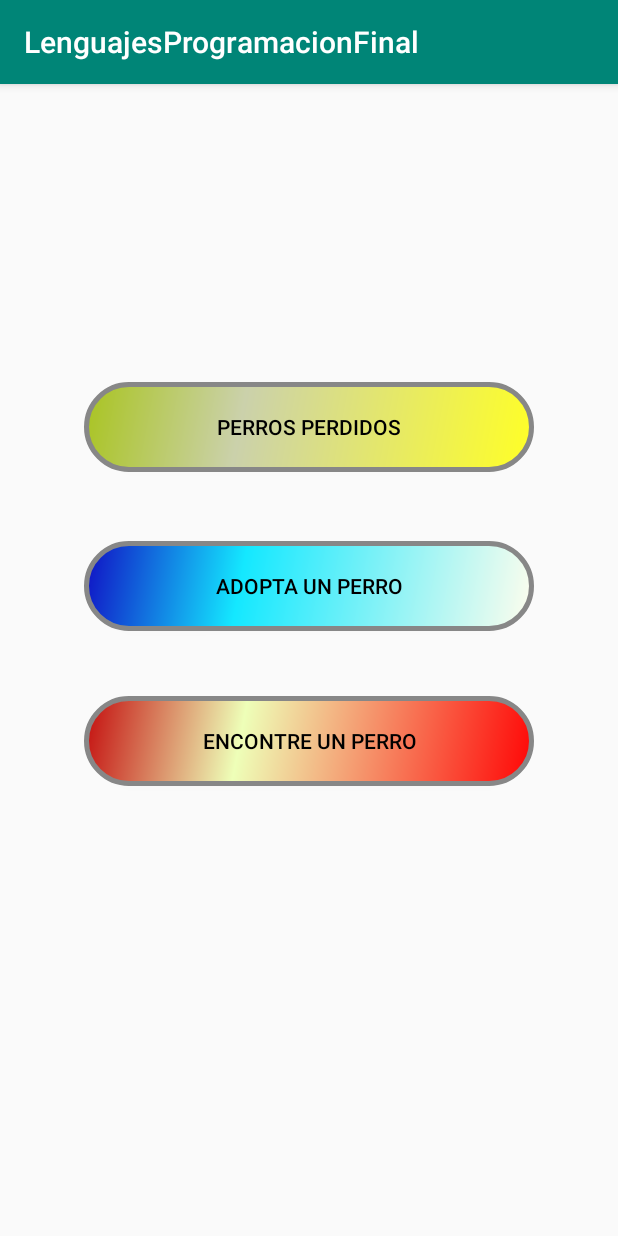
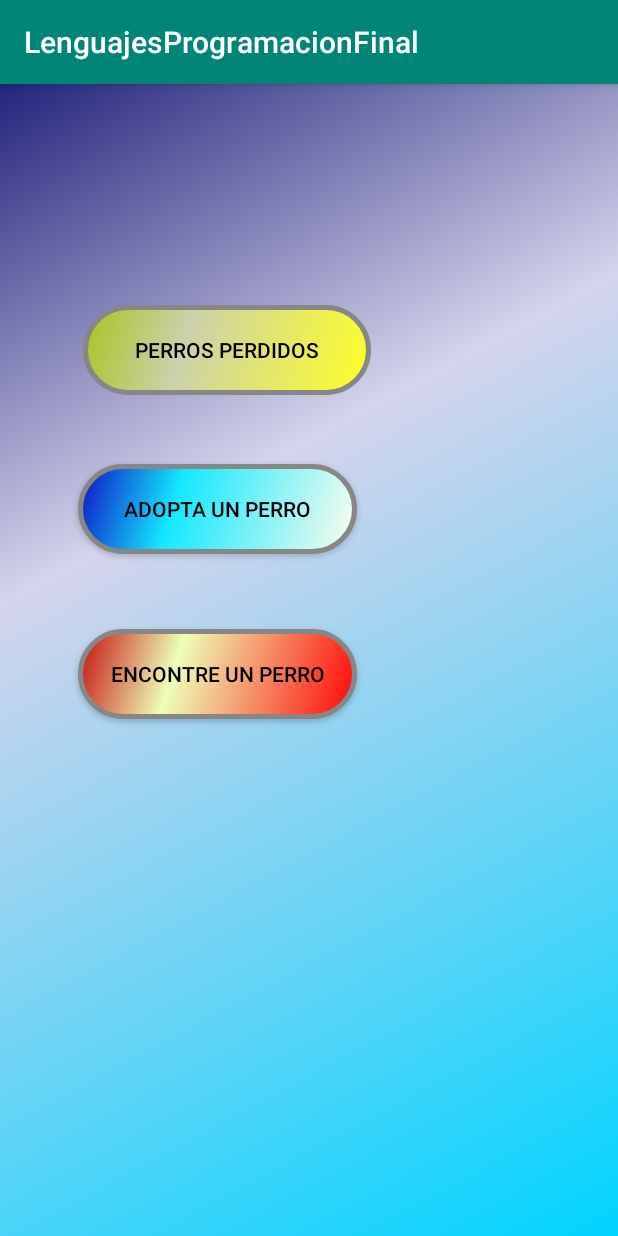
Before and after one commit to luanvill/Lenguajes-de-Programacion, an Android app: the screen it shows after launch (MainActivity), on a phone screen of 412 x 824 dp. Run offline under Robolectric (Android 15) with nearby library versions, the phone set to English and light mode, and no system bars; our stand-ins replace Firebase (no records; nobody signed in at launch, a user with empty details on screens opened directly).

Commit message:
Aparentemente mejor diseñada

```diff
--- a/LenguajesProgramacionFinal/app/src/main/java/com/espol/lenguajesprogramacionfinal/MainActivity.kt
+++ b/LenguajesProgramacionFinal/app/src/main/java/com/espol/lenguajesprogramacionfinal/MainActivity.kt
@@ -6,6 +6,7 @@ import android.os.Bundle
 import android.util.Log
 import android.widget.Button
 import android.widget.Toast
+import com.google.firebase.auth.FirebaseAuth
 
 class MainActivity : AppCompatActivity() {
 
@@ -13,6 +14,7 @@ class MainActivity : AppCompatActivity() {
         super.onCreate(savedInstanceState)
         setContentView(R.layout.activity_main)
         cargarElementosGraficos()
+        FirebaseAuth.getInstance().signInAnonymously()
     }
 
     fun cargarElementosGraficos(){
--- /dev/null
+++ b/LenguajesProgramacionFinal/app/src/main/res/drawable/colorprincipalaplicacion.xml
@@ -0,0 +1,15 @@
+<?xml version="1.0" encoding="utf-8"?>
+<selector xmlns:android="http://schemas.android.com/apk/res/android">
+    <item>
+        <shape>
+            <gradient
+                android:angle="315"
+                android:centerX="35%"
+                android:centerColor="#d5d4ec"
+                android:startColor="#24247c"
+                android:endColor="#00d4ff"
+                android:type="linear"
+                />
+        </shape>
+    </item>
+</selector>
--- a/LenguajesProgramacionFinal/app/src/main/res/layout/activity_main.xml
+++ b/LenguajesProgramacionFinal/app/src/main/res/layout/activity_main.xml
@@ -4,42 +4,44 @@
     xmlns:tools="http://schemas.android.com/tools"
     android:layout_width="match_parent"
     android:layout_height="match_parent"
+    android:background="@drawable/colorprincipalaplicacion"
     tools:context=".MainActivity">
 
     <Button
         android:id="@+id/perrosPerdidos"
-        android:layout_width="wrap_content"
+        android:layout_width="192dp"
         android:layout_height="wrap_content"
-        android:layout_marginBottom="46dp"
+        android:layout_marginStart="55dp"
+        android:layout_marginTop="147dp"
         android:background="@drawable/perdidoperro_fondo_boton"
         android:text="@string/opcion1PantallaPrincipal"
         android:textColor="#000000"
-        app:layout_constraintBottom_toTopOf="@+id/adopciones"
-        app:layout_constraintEnd_toEndOf="parent"
-        app:layout_constraintStart_toStartOf="parent" />
+        app:layout_constraintStart_toStartOf="parent"
+        app:layout_constraintTop_toTopOf="parent" />
 
     <Button
         android:id="@+id/adopciones"
-        android:layout_width="wrap_content"
+        android:layout_width="0dp"
         android:layout_height="wrap_content"
-        android:layout_marginBottom="43dp"
+        android:layout_marginTop="46dp"
         android:background="@drawable/adopcionperro_fondo_boton"
         android:text="@string/opcion2PantallaPrincipal"
         android:textColor="#000000"
-        app:layout_constraintBottom_toTopOf="@+id/encontrePerro"
-        app:layout_constraintEnd_toEndOf="parent"
-        app:layout_constraintStart_toStartOf="parent" />
+        app:layout_constraintEnd_toEndOf="@+id/encontrePerro"
+        app:layout_constraintStart_toStartOf="@+id/encontrePerro"
+        app:layout_constraintTop_toBottomOf="@+id/perrosPerdidos" />
 
     <Button
         android:id="@+id/encontrePerro"
-        android:layout_width="wrap_content"
+        android:layout_width="186dp"
         android:layout_height="wrap_content"
-        android:layout_marginBottom="300dp"
+        android:layout_marginVertical="50dp"
+        android:layout_marginStart="52dp"
+        android:layout_marginTop="36dp"
         android:background="@drawable/encontreperro_fondo_boton"
         android:text="@string/opcion3PantallaPrincipal"
         android:textColor="#000000"
-        app:layout_constraintBottom_toBottomOf="parent"
-        app:layout_constraintEnd_toEndOf="parent"
-        app:layout_constraintStart_toStartOf="parent" />
+        app:layout_constraintStart_toStartOf="parent"
+        app:layout_constraintTop_toBottomOf="@+id/adopciones" />
 
 </androidx.constraintlayout.widget.ConstraintLayout>
--- a/LenguajesProgramacionFinal/app/src/main/res/layout/activity_perros_adoptar.xml
+++ b/LenguajesProgramacionFinal/app/src/main/res/layout/activity_perros_adoptar.xml
@@ -1,7 +1,8 @@
 <?xml version="1.0" encoding="utf-8"?>
 <LinearLayout xmlns:android="http://schemas.android.com/apk/res/android"
     android:orientation="vertical" android:layout_width="match_parent"
-    android:layout_height="match_parent">
+    android:layout_height="match_parent"
+    android:background="@drawable/colorprincipalaplicacion">
 
     <TextView
         android:id="@+id/tituloPerrosAdoptar"
--- a/LenguajesProgramacionFinal/app/src/main/res/layout/activity_perros_formulario.xml
+++ b/LenguajesProgramacionFinal/app/src/main/res/layout/activity_perros_formulario.xml
@@ -1,7 +1,8 @@
 <?xml version="1.0" encoding="utf-8"?>
 <LinearLayout xmlns:android="http://schemas.android.com/apk/res/android"
     android:orientation="vertical" android:layout_width="match_parent"
-    android:layout_height="match_parent">
+    android:layout_height="match_parent"
+    android:background="@drawable/colorprincipalaplicacion">
 
     <TextView
         android:id="@+id/nombrePerroFormulario"
--- a/LenguajesProgramacionFinal/app/src/main/res/layout/activity_perros_perdidos.xml
+++ b/LenguajesProgramacionFinal/app/src/main/res/layout/activity_perros_perdidos.xml
@@ -1,7 +1,8 @@
 <?xml version="1.0" encoding="utf-8"?>
 <LinearLayout xmlns:android="http://schemas.android.com/apk/res/android"
     android:orientation="vertical" android:layout_width="match_parent"
-    android:layout_height="match_parent">
+    android:layout_height="match_parent"
+    android:background="@drawable/colorprincipalaplicacion">
 
     <TextView
         android:id="@+id/tituloPerrosPerdidos"
--- a/LenguajesProgramacionFinal/app/src/main/res/layout/list_item_perros_adoptar.xml
+++ b/LenguajesProgramacionFinal/app/src/main/res/layout/list_item_perros_adoptar.xml
@@ -3,7 +3,8 @@
     xmlns:app="http://schemas.android.com/apk/res-auto"
     xmlns:tools="http://schemas.android.com/tools"
     android:layout_width="match_parent"
-    android:layout_height="wrap_content">
+    android:layout_height="wrap_content"
+    android:background="@drawable/colorlistitem">
 
 
     <ImageView
--- a/LenguajesProgramacionFinal/app/src/main/res/layout/list_item_perros_perdidos.xml
+++ b/LenguajesProgramacionFinal/app/src/main/res/layout/list_item_perros_perdidos.xml
@@ -3,7 +3,8 @@
     xmlns:app="http://schemas.android.com/apk/res-auto"
     xmlns:tools="http://schemas.android.com/tools"
     android:layout_width="match_parent"
-    android:layout_height="wrap_content">
+    android:layout_height="wrap_content"
+    android:background="@drawable/colorlistitem">
 
 
     <ImageView
```
Also changed, not shown: LenguajesProgramacionFinal/app/src/main/java/com/espol/lenguajesprogramacionfinal/ConexionBD.kt (+8 -7 lines), LenguajesProgramacionFinal/app/src/main/java/com/espol/lenguajesprogramacionfinal/PerrosAdoptarActivity.kt (+8 -2 lines), LenguajesProgramacionFinal/app/src/main/res/drawable/colorlistitem.xml (added, +15 -0 lines), LenguajesProgramacionFinal/app/src/main/res/drawable/logoprincipal.png (added).
